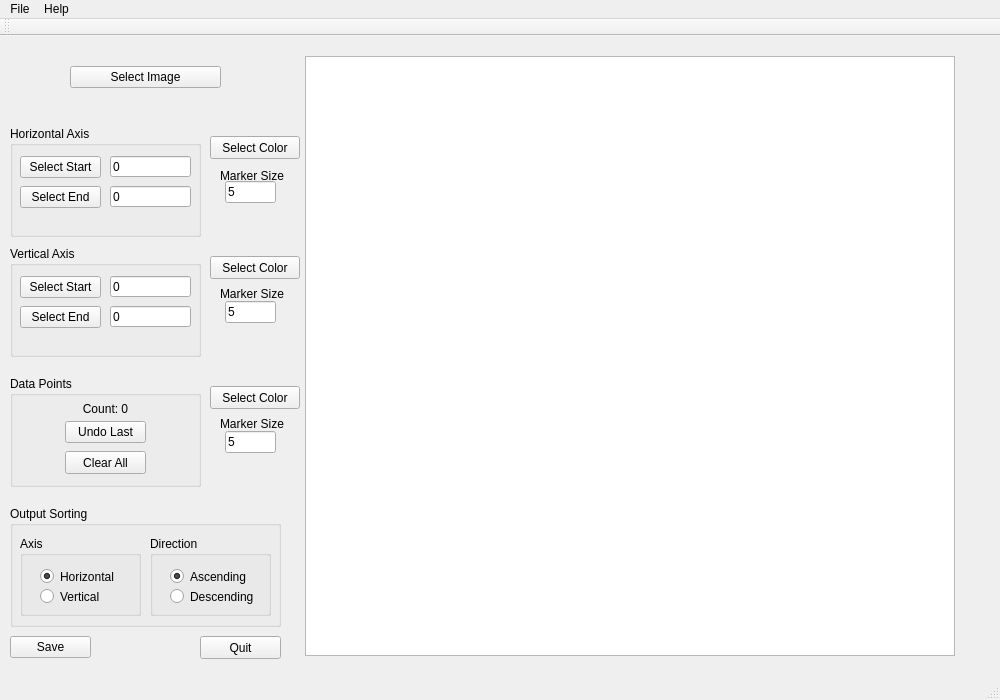
First picture: the form in plotextract.ui, repository rgrandin/PlotExtract, before the edit.
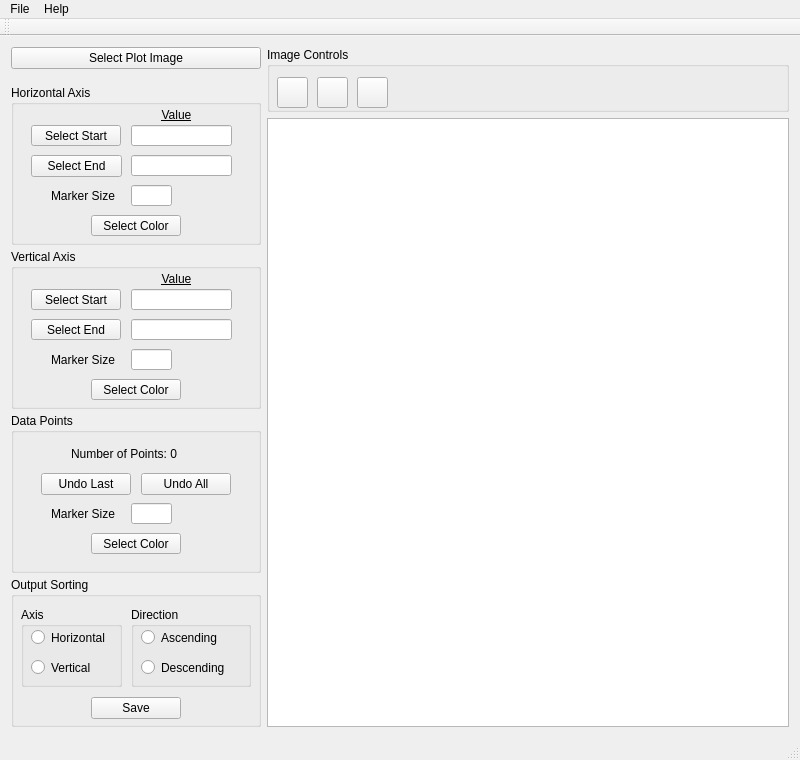
Second picture: the form after the edit. Icons and pictures are not drawn.

```diff
--- a/plotextract.ui
+++ b/plotextract.ui
@@ -6,106 +6,140 @@
    <rect>
     <x>0</x>
     <y>0</y>
-    <width>1000</width>
-    <height>700</height>
+    <width>800</width>
+    <height>760</height>
    </rect>
   </property>
   <property name="sizePolicy">
-   <sizepolicy hsizetype="Fixed" vsizetype="Fixed">
+   <sizepolicy hsizetype="Expanding" vsizetype="Expanding">
     <horstretch>0</horstretch>
     <verstretch>0</verstretch>
    </sizepolicy>
   </property>
   <property name="minimumSize">
    <size>
-    <width>1000</width>
-    <height>700</height>
+    <width>800</width>
+    <height>760</height>
    </size>
   </property>
   <property name="maximumSize">
    <size>
-    <width>1000</width>
-    <height>700</height>
+    <width>16777215</width>
+    <height>16777215</height>
    </size>
   </property>
   <property name="windowTitle">
    <string>PlotExtract</string>
   </property>
   <widget class="QWidget" name="centralWidget">
-   <widget class="QGraphicsView" name="img_view">
-    <property name="geometry">
-     <rect>
-      <x>305</x>
-      <y>20</y>
-      <width>650</width>
-      <height>600</height>
-     </rect>
-    </property>
     <property name="sizePolicy">
      <sizepolicy hsizetype="Expanding" vsizetype="Expanding">
       <horstretch>0</horstretch>
       <verstretch>0</verstretch>
      </sizepolicy>
     </property>
+   <layout class="QGridLayout" name="gridLayout">
+    <item row="0" column="0">
+     <layout class="QGridLayout" name="gridLayout_2">
+      <property name="sizeConstraint">
+       <enum>QLayout::SetMaximumSize</enum>
+      </property>
+      <item row="0" column="5">
+       <layout class="QGridLayout" name="gridLayout_4">
+        <item row="5" column="0">
+         <widget class="QGraphicsView" name="img_view"/>
+        </item>
+        <item row="0" column="0">
+         <widget class="QGroupBox" name="groupBox_7">
     <property name="minimumSize">
      <size>
-      <width>650</width>
-      <height>600</height>
-     </size>
-    </property>
-    <property name="maximumSize">
-     <size>
-      <width>650</width>
-      <height>600</height>
-     </size>
-    </property>
-    <property name="cursor" stdset="0">
-     <cursorShape>ArrowCursor</cursorShape>
-    </property>
-    <property name="frameShadow">
-     <enum>QFrame::Sunken</enum>
-    </property>
-    <property name="verticalScrollBarPolicy">
-     <enum>Qt::ScrollBarAsNeeded</enum>
-    </property>
-    <property name="horizontalScrollBarPolicy">
-     <enum>Qt::ScrollBarAsNeeded</enum>
-    </property>
-   </widget>
-   <widget class="QPushButton" name="btn_quit">
-    <property name="geometry">
-     <rect>
-      <x>200</x>
-      <y>600</y>
-      <width>81</width>
-      <height>23</height>
-     </rect>
-    </property>
-    <property name="text">
-     <string>Quit</string>
-    </property>
-   </widget>
-   <widget class="QPushButton" name="btn_select_image">
-    <property name="geometry">
-     <rect>
-      <x>70</x>
-      <y>30</y>
-      <width>151</width>
-      <height>22</height>
-     </rect>
-    </property>
-    <property name="text">
-     <string>Select Image</string>
-    </property>
-   </widget>
-   <widget class="QGroupBox" name="grp_horizontal_axis">
+            <width>0</width>
+            <height>65</height>
+           </size>
+          </property>
+          <property name="title">
+           <string>Image Controls</string>
+          </property>
+          <widget class="QPushButton" name="btn_zoom_out">
     <property name="geometry">
      <rect>
       <x>10</x>
-      <y>90</y>
-      <width>191</width>
-      <height>111</height>
-     </rect>
+             <y>30</y>
+             <width>31</width>
+             <height>31</height>
+            </rect>
+           </property>
+           <property name="text">
+            <string/>
+           </property>
+           <property name="icon">
+            <iconset resource="app_figs.qrc">
+             <normaloff>:/icons/app_figs/zoom-out.png</normaloff>:/icons/app_figs/zoom-out.png</iconset>
+           </property>
+          </widget>
+          <widget class="QPushButton" name="btn_zoom_fit">
+           <property name="geometry">
+            <rect>
+             <x>50</x>
+             <y>30</y>
+             <width>31</width>
+             <height>31</height>
+            </rect>
+           </property>
+           <property name="text">
+            <string/>
+           </property>
+           <property name="icon">
+            <iconset resource="app_figs.qrc">
+             <normaloff>:/icons/app_figs/sync-icon.png</normaloff>:/icons/app_figs/sync-icon.png</iconset>
+           </property>
+          </widget>
+          <widget class="QPushButton" name="btn_zoom_in">
+           <property name="geometry">
+            <rect>
+             <x>90</x>
+             <y>30</y>
+             <width>31</width>
+             <height>31</height>
+            </rect>
+           </property>
+           <property name="text">
+            <string/>
+           </property>
+           <property name="icon">
+            <iconset resource="app_figs.qrc">
+             <normaloff>:/icons/app_figs/zoom-in.png</normaloff>:/icons/app_figs/zoom-in.png</iconset>
+           </property>
+          </widget>
+         </widget>
+        </item>
+       </layout>
+      </item>
+      <item row="0" column="1">
+       <layout class="QGridLayout" name="gridLayout_3">
+        <item row="1" column="0">
+         <spacer name="verticalSpacer">
+          <property name="orientation">
+           <enum>Qt::Vertical</enum>
+          </property>
+          <property name="sizeType">
+           <enum>QSizePolicy::Fixed</enum>
+          </property>
+          <property name="sizeHint" stdset="0">
+           <size>
+            <width>20</width>
+            <height>10</height>
+           </size>
+          </property>
+         </spacer>
+        </item>
+        <item row="2" column="0">
+         <widget class="QGroupBox" name="groupBox">
+          <property name="minimumSize">
+           <size>
+            <width>235</width>
+            <height>160</height>
+           </size>
     </property>
     <property name="title">
      <string>Horizontal Axis</string>
@@ -113,15 +147,12 @@
     <widget class="QPushButton" name="btn_horizontal_start">
      <property name="geometry">
       <rect>
-       <x>10</x>
-       <y>30</y>
-       <width>81</width>
-       <height>22</height>
-      </rect>
-     </property>
-     <property name="cursor">
-      <cursorShape>IBeamCursor</cursorShape>
-     </property>
+             <x>20</x>
+             <y>40</y>
+             <width>90</width>
+             <height>21</height>
+            </rect>
+           </property>
      <property name="text">
       <string>Select Start</string>
      </property>
@@ -129,9 +160,9 @@
     <widget class="QPushButton" name="btn_horizontal_end">
      <property name="geometry">
       <rect>
-       <x>10</x>
-       <y>60</y>
-       <width>81</width>
+             <x>20</x>
+             <y>70</y>
+             <width>91</width>
        <height>22</height>
       </rect>
      </property>
@@ -139,184 +170,208 @@
       <string>Select End</string>
      </property>
     </widget>
+          <widget class="QPushButton" name="btn_horizontal_color_dlg">
+           <property name="geometry">
+            <rect>
+             <x>80</x>
+             <y>130</y>
+             <width>90</width>
+             <height>21</height>
+            </rect>
+           </property>
+           <property name="text">
+            <string>Select Color</string>
+           </property>
+          </widget>
     <widget class="QLineEdit" name="txt_horizontal_start">
      <property name="geometry">
       <rect>
-       <x>100</x>
-       <y>30</y>
+             <x>120</x>
+             <y>40</y>
+             <width>101</width>
+             <height>21</height>
+            </rect>
+           </property>
+          </widget>
+          <widget class="QLabel" name="label">
+           <property name="geometry">
+            <rect>
+             <x>40</x>
+             <y>100</y>
        <width>81</width>
        <height>21</height>
       </rect>
      </property>
      <property name="text">
-      <string>0</string>
+            <string>Marker Size</string>
+           </property>
+          </widget>
+          <widget class="QLabel" name="label_3">
+           <property name="geometry">
+            <rect>
+             <x>120</x>
+             <y>20</y>
+             <width>91</width>
+             <height>21</height>
+            </rect>
+           </property>
+           <property name="text">
+            <string>&lt;html&gt;&lt;head/&gt;&lt;body&gt;&lt;p&gt;&lt;span style=&quot; text-decoration: underline;&quot;&gt;Value&lt;/span&gt;&lt;/p&gt;&lt;/body&gt;&lt;/html&gt;</string>
+           </property>
+           <property name="alignment">
+            <set>Qt::AlignCenter</set>
      </property>
     </widget>
     <widget class="QLineEdit" name="txt_horizontal_end">
      <property name="geometry">
       <rect>
-       <x>100</x>
-       <y>60</y>
-       <width>81</width>
+             <x>120</x>
+             <y>70</y>
+             <width>101</width>
        <height>21</height>
       </rect>
      </property>
-     <property name="text">
-      <string>0</string>
-     </property>
-    </widget>
-   </widget>
-   <widget class="QGroupBox" name="grp_vertical_axis">
+          </widget>
+          <widget class="QLineEdit" name="txt_horizontal_marker_size">
     <property name="geometry">
      <rect>
-      <x>10</x>
-      <y>210</y>
-      <width>191</width>
-      <height>111</height>
-     </rect>
+             <x>120</x>
+             <y>100</y>
+             <width>41</width>
+             <height>21</height>
+            </rect>
+           </property>
+          </widget>
+         </widget>
+        </item>
+        <item row="3" column="0">
+         <widget class="QGroupBox" name="groupBox_3">
+          <property name="minimumSize">
+           <size>
+            <width>235</width>
+            <height>160</height>
+           </size>
     </property>
     <property name="title">
      <string>Vertical Axis</string>
     </property>
-    <widget class="QPushButton" name="btn_vertical_start">
+          <widget class="QLabel" name="label_4">
      <property name="geometry">
       <rect>
-       <x>10</x>
-       <y>30</y>
+             <x>120</x>
+             <y>20</y>
+             <width>91</width>
+             <height>21</height>
+            </rect>
+           </property>
+           <property name="text">
+            <string>&lt;html&gt;&lt;head/&gt;&lt;body&gt;&lt;p&gt;&lt;span style=&quot; text-decoration: underline;&quot;&gt;Value&lt;/span&gt;&lt;/p&gt;&lt;/body&gt;&lt;/html&gt;</string>
+           </property>
+           <property name="alignment">
+            <set>Qt::AlignCenter</set>
+           </property>
+          </widget>
+          <widget class="QLabel" name="label_5">
+           <property name="geometry">
+            <rect>
+             <x>40</x>
+             <y>100</y>
        <width>81</width>
-       <height>22</height>
+             <height>21</height>
       </rect>
      </property>
      <property name="text">
-      <string>Select Start</string>
+            <string>Marker Size</string>
      </property>
     </widget>
     <widget class="QPushButton" name="btn_vertical_end">
      <property name="geometry">
       <rect>
-       <x>10</x>
-       <y>60</y>
-       <width>81</width>
-       <height>22</height>
+             <x>20</x>
+             <y>70</y>
+             <width>90</width>
+             <height>21</height>
       </rect>
      </property>
      <property name="text">
       <string>Select End</string>
      </property>
     </widget>
-    <widget class="QLineEdit" name="txt_vertical_start">
+          <widget class="QPushButton" name="btn_vertical_color_dlg">
      <property name="geometry">
       <rect>
-       <x>100</x>
-       <y>30</y>
-       <width>81</width>
+             <x>80</x>
+             <y>130</y>
+             <width>90</width>
        <height>21</height>
       </rect>
      </property>
      <property name="text">
-      <string>0</string>
+            <string>Select Color</string>
+           </property>
+          </widget>
+          <widget class="QPushButton" name="btn_vertical_start">
+           <property name="geometry">
+            <rect>
+             <x>20</x>
+             <y>40</y>
+             <width>90</width>
+             <height>21</height>
+            </rect>
+           </property>
+           <property name="text">
+            <string>Select Start</string>
      </property>
     </widget>
     <widget class="QLineEdit" name="txt_vertical_end">
      <property name="geometry">
       <rect>
-       <x>100</x>
-       <y>60</y>
-       <width>81</width>
+             <x>120</x>
+             <y>70</y>
+             <width>101</width>
        <height>21</height>
       </rect>
      </property>
-     <property name="text">
-      <string>0</string>
-     </property>
-    </widget>
-   </widget>
-   <widget class="QPushButton" name="btn_save">
+          </widget>
+          <widget class="QLineEdit" name="txt_vertical_start">
     <property name="geometry">
      <rect>
-      <x>10</x>
-      <y>600</y>
-      <width>81</width>
-      <height>22</height>
-     </rect>
-    </property>
-    <property name="text">
-     <string>Save</string>
-    </property>
-   </widget>
-   <widget class="QGroupBox" name="grp_points">
+             <x>120</x>
+             <y>40</y>
+             <width>101</width>
+             <height>21</height>
+            </rect>
+           </property>
+          </widget>
+          <widget class="QLineEdit" name="txt_vertical_marker_size">
     <property name="geometry">
      <rect>
-      <x>10</x>
-      <y>340</y>
-      <width>191</width>
-      <height>111</height>
-     </rect>
-    </property>
-    <property name="title">
-     <string>Data Points</string>
-    </property>
-    <widget class="QLabel" name="lbl_npoints">
-     <property name="geometry">
-      <rect>
-       <x>20</x>
-       <y>25</y>
-       <width>151</width>
-       <height>16</height>
-      </rect>
-     </property>
-     <property name="text">
-      <string>Count: 0</string>
-     </property>
-     <property name="alignment">
-      <set>Qt::AlignCenter</set>
-     </property>
-    </widget>
-    <widget class="QPushButton" name="btn_undo">
-     <property name="geometry">
-      <rect>
-       <x>55</x>
-       <y>45</y>
-       <width>81</width>
-       <height>22</height>
-      </rect>
-     </property>
-     <property name="text">
-      <string>Undo Last</string>
-     </property>
-    </widget>
-    <widget class="QPushButton" name="btn_clearall">
-     <property name="geometry">
-      <rect>
-       <x>55</x>
-       <y>75</y>
-       <width>81</width>
-       <height>23</height>
-      </rect>
-     </property>
-     <property name="text">
-      <string>Clear All</string>
-     </property>
-    </widget>
-   </widget>
-   <widget class="QGroupBox" name="grp_sort">
-    <property name="geometry">
-     <rect>
-      <x>10</x>
-      <y>470</y>
-      <width>271</width>
-      <height>121</height>
-     </rect>
+             <x>120</x>
+             <y>100</y>
+             <width>41</width>
+             <height>21</height>
+            </rect>
+           </property>
+          </widget>
+         </widget>
+        </item>
+        <item row="5" column="0">
+         <widget class="QGroupBox" name="groupBox_2">
+          <property name="minimumSize">
+           <size>
+            <width>250</width>
+            <height>150</height>
+           </size>
     </property>
     <property name="title">
      <string>Output Sorting</string>
     </property>
-    <widget class="QGroupBox" name="grp_sort_axis">
+          <widget class="QGroupBox" name="groupBox_5">
      <property name="geometry">
       <rect>
        <x>10</x>
        <y>30</y>
-       <width>121</width>
+             <width>101</width>
        <height>80</height>
       </rect>
      </property>
@@ -324,30 +379,24 @@
       <string>Axis</string>
      </property>
      <widget class="QRadioButton" name="rdo_sort_horizontal_axis">
-      <property name="enabled">
-       <bool>true</bool>
-      </property>
       <property name="geometry">
        <rect>
-        <x>20</x>
-        <y>30</y>
-        <width>83</width>
+              <x>10</x>
+              <y>20</y>
+              <width>93</width>
         <height>21</height>
        </rect>
       </property>
       <property name="text">
        <string>Horizontal</string>
       </property>
-      <property name="checked">
-       <bool>true</bool>
-      </property>
      </widget>
      <widget class="QRadioButton" name="rdo_sort_vertical_axis">
       <property name="geometry">
        <rect>
-        <x>20</x>
+              <x>10</x>
         <y>50</y>
-        <width>83</width>
+              <width>93</width>
         <height>21</height>
        </rect>
       </property>
@@ -356,12 +405,12 @@
       </property>
      </widget>
     </widget>
-    <widget class="QGroupBox" name="grp_sort_dir">
+          <widget class="QGroupBox" name="groupBox_6">
      <property name="geometry">
       <rect>
-       <x>140</x>
+             <x>120</x>
        <y>30</y>
-       <width>121</width>
+             <width>120</width>
        <height>80</height>
       </rect>
      </property>
@@ -371,25 +420,22 @@
      <widget class="QRadioButton" name="rdo_sort_ascending">
       <property name="geometry">
        <rect>
-        <x>20</x>
-        <y>30</y>
-        <width>83</width>
+              <x>10</x>
+              <y>20</y>
+              <width>93</width>
         <height>21</height>
        </rect>
       </property>
       <property name="text">
        <string>Ascending</string>
       </property>
-      <property name="checked">
-       <bool>true</bool>
-      </property>
      </widget>
      <widget class="QRadioButton" name="rdo_sort_descending">
       <property name="geometry">
        <rect>
-        <x>20</x>
+              <x>10</x>
         <y>50</y>
-        <width>91</width>
+              <width>93</width>
         <height>21</height>
        </rect>
       </property>
@@ -398,132 +444,142 @@
       </property>
      </widget>
     </widget>
-   </widget>
-   <widget class="QPushButton" name="btn_horizontal_color_dlg">
+          <widget class="QPushButton" name="btn_save">
     <property name="geometry">
      <rect>
-      <x>210</x>
-      <y>100</y>
+             <x>80</x>
+             <y>120</y>
       <width>90</width>
-      <height>23</height>
+             <height>22</height>
      </rect>
     </property>
     <property name="text">
-     <string>Select Color</string>
-    </property>
-   </widget>
-   <widget class="QPushButton" name="btn_vertical_color_dlg">
-    <property name="geometry">
-     <rect>
-      <x>210</x>
-      <y>220</y>
-      <width>90</width>
-      <height>23</height>
-     </rect>
-    </property>
-    <property name="text">
-     <string>Select Color</string>
-    </property>
-   </widget>
-   <widget class="QLabel" name="label">
-    <property name="geometry">
-     <rect>
-      <x>220</x>
-      <y>130</y>
-      <width>71</width>
-      <height>20</height>
-     </rect>
-    </property>
-    <property name="text">
-     <string>Marker Size</string>
-    </property>
-   </widget>
-   <widget class="QLabel" name="label_2">
+            <string>Save</string>
+           </property>
+          </widget>
+         </widget>
+        </item>
+        <item row="4" column="0">
+         <widget class="QGroupBox" name="groupBox_4">
+          <property name="minimumSize">
+           <size>
+            <width>230</width>
+            <height>160</height>
+           </size>
+          </property>
+          <property name="title">
+           <string>Data Points</string>
+          </property>
+          <widget class="QLabel" name="lbl_npoints">
     <property name="geometry">
      <rect>
-      <x>220</x>
-      <y>250</y>
-      <width>71</width>
-      <height>16</height>
+             <x>60</x>
+             <y>30</y>
+             <width>131</width>
+             <height>21</height>
      </rect>
     </property>
     <property name="text">
-     <string>Marker Size</string>
-    </property>
-   </widget>
-   <widget class="QLineEdit" name="txt_vertical_marker_size">
+            <string>Number of Points: 0</string>
+           </property>
+          </widget>
+          <widget class="QPushButton" name="btn_undo">
     <property name="geometry">
      <rect>
-      <x>225</x>
-      <y>265</y>
-      <width>51</width>
+             <x>30</x>
+             <y>60</y>
+             <width>90</width>
       <height>22</height>
      </rect>
     </property>
     <property name="text">
-     <string>5</string>
-    </property>
-   </widget>
-   <widget class="QLineEdit" name="txt_horizontal_marker_size">
+            <string>Undo Last</string>
+           </property>
+          </widget>
+          <widget class="QPushButton" name="btn_clearall">
     <property name="geometry">
      <rect>
-      <x>225</x>
-      <y>145</y>
-      <width>51</width>
+             <x>130</x>
+             <y>60</y>
+             <width>90</width>
       <height>22</height>
      </rect>
     </property>
     <property name="text">
-     <string>5</string>
-    </property>
-   </widget>
-   <widget class="QLineEdit" name="txt_marker_size">
-    <property name="geometry">
-     <rect>
-      <x>225</x>
-      <y>395</y>
-      <width>51</width>
-      <height>22</height>
-     </rect>
-    </property>
-    <property name="text">
-     <string>5</string>
-    </property>
-   </widget>
-   <widget class="QLabel" name="label_3">
-    <property name="geometry">
-     <rect>
-      <x>220</x>
-      <y>380</y>
-      <width>66</width>
-      <height>16</height>
-     </rect>
-    </property>
-    <property name="text">
-     <string>Marker Size</string>
+            <string>Undo All</string>
     </property>
    </widget>
    <widget class="QPushButton" name="btn_marker_color_dlg">
     <property name="geometry">
      <rect>
-      <x>210</x>
-      <y>350</y>
+             <x>80</x>
+             <y>120</y>
       <width>90</width>
-      <height>23</height>
+             <height>21</height>
      </rect>
     </property>
     <property name="text">
      <string>Select Color</string>
     </property>
    </widget>
+          <widget class="QLabel" name="label_7">
+           <property name="geometry">
+            <rect>
+             <x>40</x>
+             <y>90</y>
+             <width>81</width>
+             <height>21</height>
+            </rect>
+           </property>
+           <property name="text">
+            <string>Marker Size</string>
+           </property>
+          </widget>
+          <widget class="QLineEdit" name="txt_marker_size">
+           <property name="geometry">
+            <rect>
+             <x>120</x>
+             <y>90</y>
+             <width>41</width>
+             <height>21</height>
+            </rect>
+           </property>
+          </widget>
+         </widget>
+        </item>
+        <item row="0" column="0">
+         <widget class="QPushButton" name="btn_select_image">
+          <property name="text">
+           <string>Select Plot Image</string>
+          </property>
+         </widget>
+        </item>
+        <item row="6" column="0">
+         <spacer name="verticalSpacer_2">
+          <property name="orientation">
+           <enum>Qt::Vertical</enum>
+          </property>
+          <property name="sizeHint" stdset="0">
+           <size>
+            <width>20</width>
+            <height>40</height>
+           </size>
+          </property>
+         </spacer>
+        </item>
+       </layout>
+      </item>
+     </layout>
+    </item>
+   </layout>
   </widget>
   <widget class="QMenuBar" name="menuBar">
    <property name="geometry">
     <rect>
      <x>0</x>
      <y>0</y>
-     <width>1000</width>
-     <height>20</height>
+     <width>800</width>
+     <height>19</height>
     </rect>
    </property>
    <widget class="QMenu" name="menuFile">
```
Left out of the diff: 4 changed lines with no effect on the pictures. Lines whose indentation alone changed are shown as unchanged.
